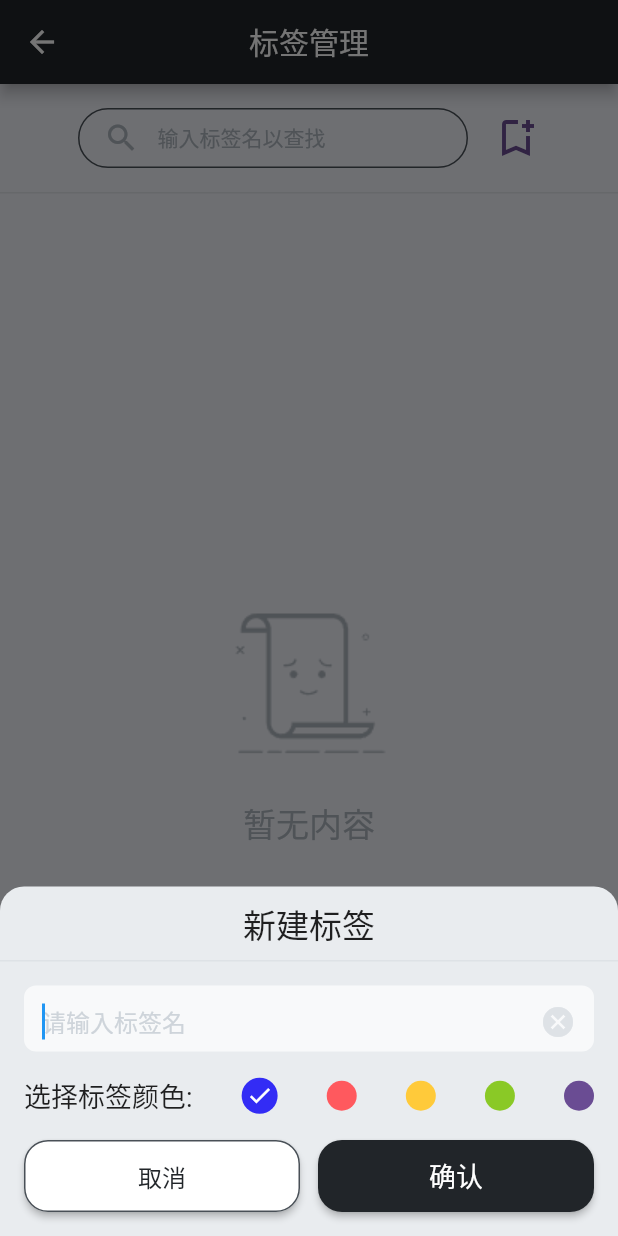
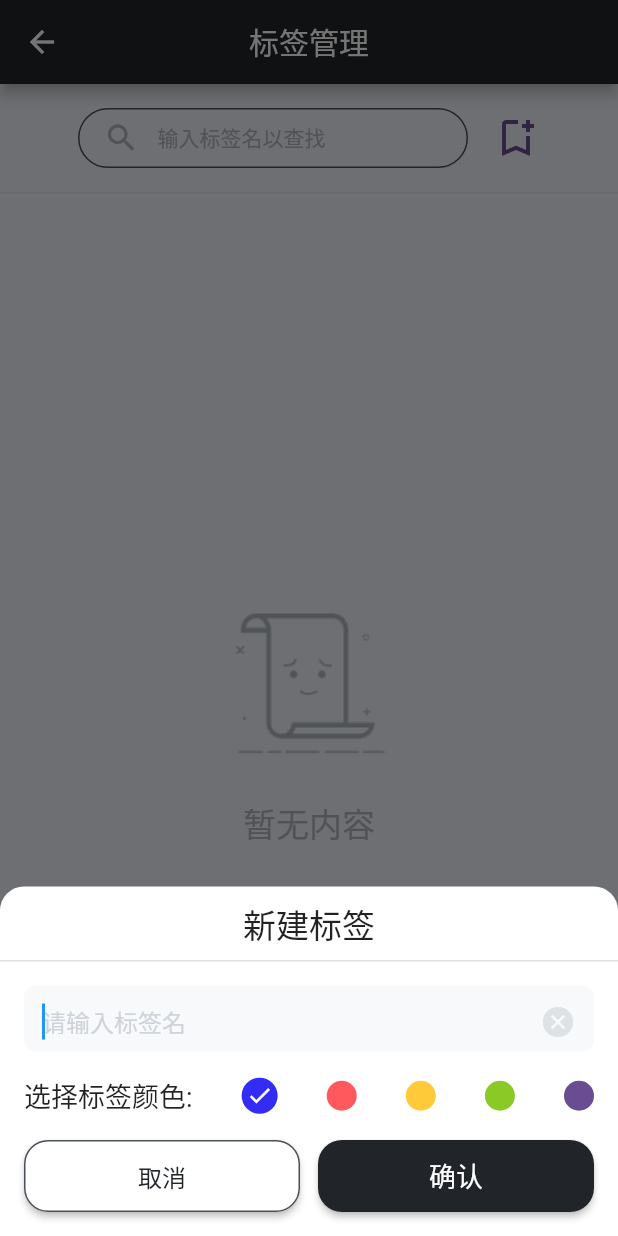
Before and after one commit to lopo12123/wuwu, a Flutter app: the TagManageView screen opened by its route, after a tap on the "bookmark add" icon, on a phone screen of 412 x 824 dp. Run offline on Flutter 3.47's test engine with Material 2 defaults, Android fonts, the phone set to English and light mode, and no system bars; our stand-ins replace bot_toast, curved_navigation_bar, flutter_slidable, get, isar, loading_animation_widget and 1 more; missing offline and left inert: flip_board, gesture_password_widget, window_manager, windows_single_instance; accounts and stored records are empty; generated files the repository leaves out were written again; Roboto replaces fonts that are missing (ShouShu, XiaoBai).

Commit message:
style: bs 背景色

```diff
--- a/lib/views/bottom_sheet/bs_tag_create.dart
+++ b/lib/views/bottom_sheet/bs_tag_create.dart
@@ -29,7 +29,7 @@ class BSTagCreate extends StatelessWidget {
     return Container(
       width: Get.width,
       decoration: const BoxDecoration(
-        color: Palette.b20,
+        color: Palette.b00,
         borderRadius: BorderRadius.vertical(top: Radius.circular(16)),
       ),
       child: SafeArea(
@@ -50,9 +50,7 @@ class BSTagCreate extends StatelessWidget {
                 mainAxisAlignment: MainAxisAlignment.spaceBetween,
                 children: [
                   const StyledText.XiaoBai('选择标签颜色:', fontSize: 18),
-                  ...tagColorList.map(
-                      // todo 点击选择
-                      (color) {
+                  ...tagColorList.map((color) {
                     bool isSelected = tagColorValue.value == color.value;
 
                     return Clickable.custom(
```
